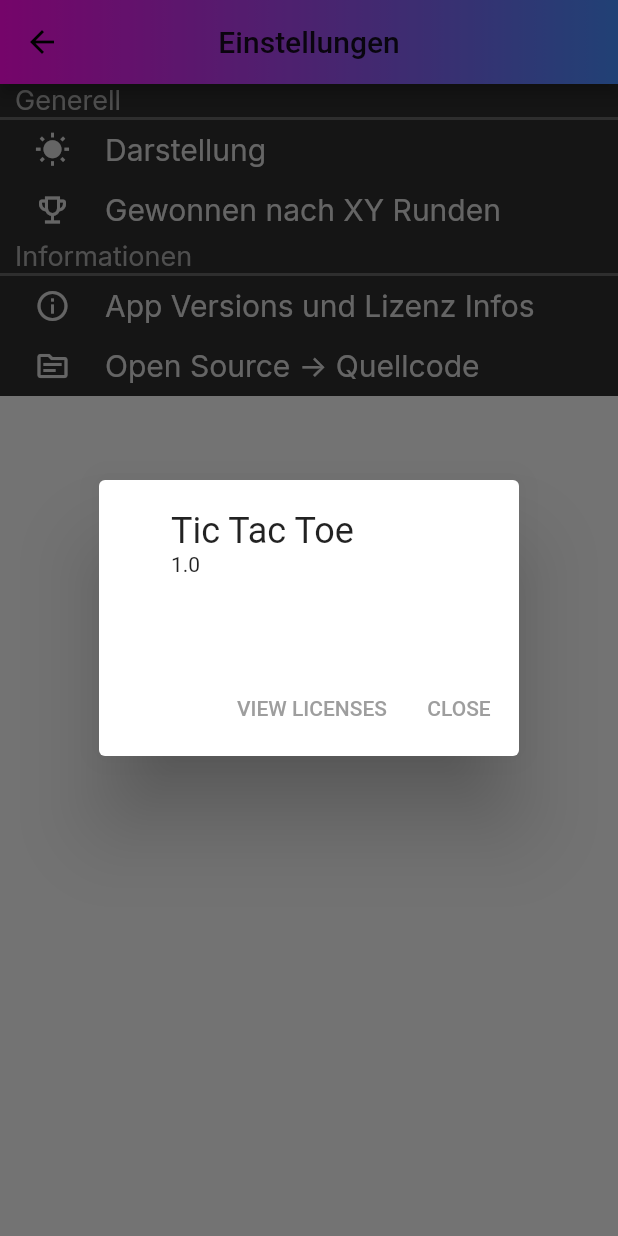
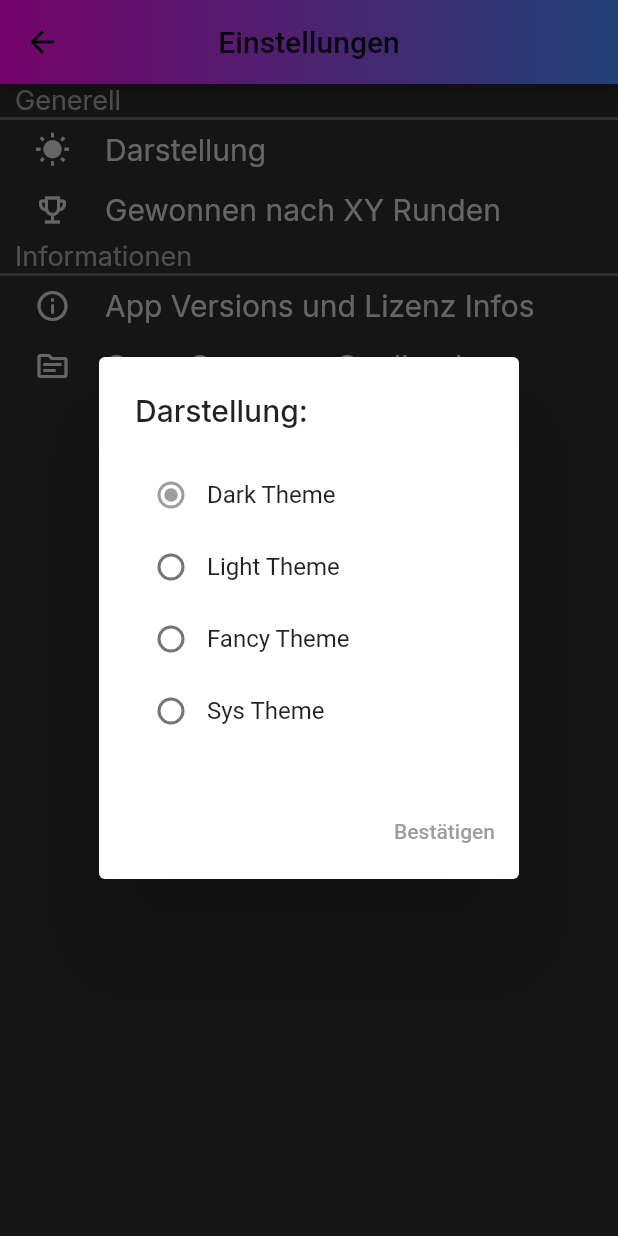
Before and after one commit to Freddy880/tic_tac_toe, a Flutter app: the SettingPage screen opened directly, after a tap on "Darstellung", on a phone screen of 412 x 824 dp. Run offline on Flutter 3.47's test engine with Material 2 defaults, Android fonts, the phone set to English and light mode, and no system bars; our stand-ins replace google_fonts.

Commit message:
Alert Dialog for "Darstellung"

```diff
--- a/lib/SettingsPage.dart
+++ b/lib/SettingsPage.dart
@@ -13,6 +13,104 @@ class SettingPage extends StatefulWidget {
 }
 
 class _SettingPageState extends State<SettingPage> {
+  createDialog(BuildContext context) {
+    return showDialog(
+        context: context,
+        builder: (context) {
+          var selected = 1;
+          return StatefulBuilder(builder: (context, setState) {
+            return AlertDialog(
+              title: Text(
+                "Darstellung:",
+                style: GoogleFonts.inter(),
+              ),
+              content: Column(
+                mainAxisSize: MainAxisSize.min,
+                children: [
+                  Container(
+                    child: Row(
+                      children: [
+                        Radio(
+                            value: 1,
+                            groupValue: selected,
+                            onChanged: (value) {
+                              setState(() {
+                                selected = value;
+                              });
+                            }),
+                        Text(
+                            "Dark Theme"
+                        )
+                      ],
+                    ),
+                  ),
+                  Container(
+                    child: Row(
+                      children: [
+                        Radio(
+                            value: 2,
+                            groupValue: selected,
+                            onChanged: (value) {
+                              setState(() {
+                                selected = value;
+                              });
+                            }),
+                        Text(
+                            "Light Theme"
+                        )
+                      ],
+                    ),
+                  ),
+                  Container(
+                    child: Row(
+                      children: [
+                        Radio(
+                            value: 3,
+                            groupValue: selected,
+                            onChanged: (value) {
+                              setState(() {
+                                selected = value;
+                              });
+                            }),
+                        Text(
+                            "Fancy Theme"
+                        )
+                      ],
+                    ),
+                  ),
+                  Container(
+                    child: Row(
+                      children: [
+                        Radio(
+                            value: 4,
+                            groupValue: selected,
+                            onChanged: (value) {
+                              setState(() {
+                                selected = value;
+                              });
+                            }),
+                        Text(
+                            "Sys Theme"
+                        )
+                      ],
+                    ),
+                  ),
+                ],
+              ),
+              actions: [
+                TextButton(
+                    onPressed:
+                    (){
+                      Navigator.pop(context);
+                    },
+                    child: Text("Bestätigen")
+                )
+              ],
+            );
+          });
+        });
+  }
+
   @override
   Widget build(BuildContext context) {
     return Scaffold(
@@ -39,33 +137,29 @@ class _SettingPageState extends State<SettingPage> {
                   ]),
             ),
           )),
+      backgroundColor: Color(0xFF2D2D2D),
       body: ListView(
         children: [
           Container(
             child: Column(
               children: [
                 Container(
-                  child: Text(
-                      "Generell",
+                  child: Text("Generell",
                       textAlign: TextAlign.left,
                       style: GoogleFonts.inter(
                           fontSize: 18,
                           textStyle: TextStyle(
                             color: Color(0xFFACACAC),
-                          )
-                      )
-                  ),
+                          ))),
                   width: MediaQuery.of(context).size.width,
                   padding: EdgeInsets.fromLTRB(10, 0, 0, 0),
                   decoration: BoxDecoration(
-                    color:Color(0xFF2D2D2D),
+                      color: Color(0xFF2D2D2D),
                       border: Border(
                           bottom: BorderSide(
                         color: Color(0xFF656565),
                         width: 2,
-                    )
-                    )
-                  ),
+                      ))),
                 ),
                 SettingsObjekt(
                     color: Color(0xFF2D2D2D),
@@ -82,14 +176,8 @@ class _SettingPageState extends State<SettingPage> {
                           )),
                     ),
                     onTap: () {
-                    setState(() {
-                      showAboutDialog(
-                        context: context,
-                        applicationVersion: "1.0",
-                      );
-                    });
-                  },
-                ),
+                      createDialog(context);
+                    }),
                 SettingsObjekt(
                   color: Color(0xFF2D2D2D),
                   icon: Icon(
@@ -115,27 +203,22 @@ class _SettingPageState extends State<SettingPage> {
             child: Column(
               children: [
                 Container(
-                  child: Text(
-                      "Informationen",
+                  child: Text("Informationen",
                       textAlign: TextAlign.left,
                       style: GoogleFonts.inter(
                           fontSize: 18,
                           textStyle: TextStyle(
                             color: Color(0xFFACACAC),
-                          )
-                      )
-                  ),
+                          ))),
                   width: MediaQuery.of(context).size.width,
                   padding: EdgeInsets.fromLTRB(10, 0, 0, 0),
                   decoration: BoxDecoration(
-                      color:Color(0xFF2D2D2D),
+                      color: Color(0xFF2D2D2D),
                       border: Border(
                           bottom: BorderSide(
                         color: Color(0xFF656565),
                         width: 2,
-                          )
-                      )
-                  ),
+                      ))),
                 ),
                 SettingsObjekt(
                     color: Color(0xFF2D2D2D),
@@ -151,15 +234,12 @@ class _SettingPageState extends State<SettingPage> {
                             color: Color(0xFFDCDCDC),
                           )),
                     ),
-                    onTap: (){
+                    onTap: () {
                       setState(() {
                         showAboutDialog(
-                            context: context,
-                          applicationVersion: "V.1.0.pre"
-                        );
+                            context: context, applicationVersion: "V.1.0.pre");
                       });
-                    }
-                ),
+                    }),
                 SettingsObjekt(
                     color: Color(0xFF2D2D2D),
                     text: Text(
@@ -176,8 +256,7 @@ class _SettingPageState extends State<SettingPage> {
                     ),
                     onTap: () {
                       _launchURL(_url);
-                    }
-                )
+                    })
               ],
             ),
           )
@@ -186,6 +265,7 @@ class _SettingPageState extends State<SettingPage> {
     );
   }
 }
+
 _launchURL(String url) async {
   if (await canLaunch(url)) {
     await launch(url);
```
Lines whose indentation alone changed are shown as unchanged.
